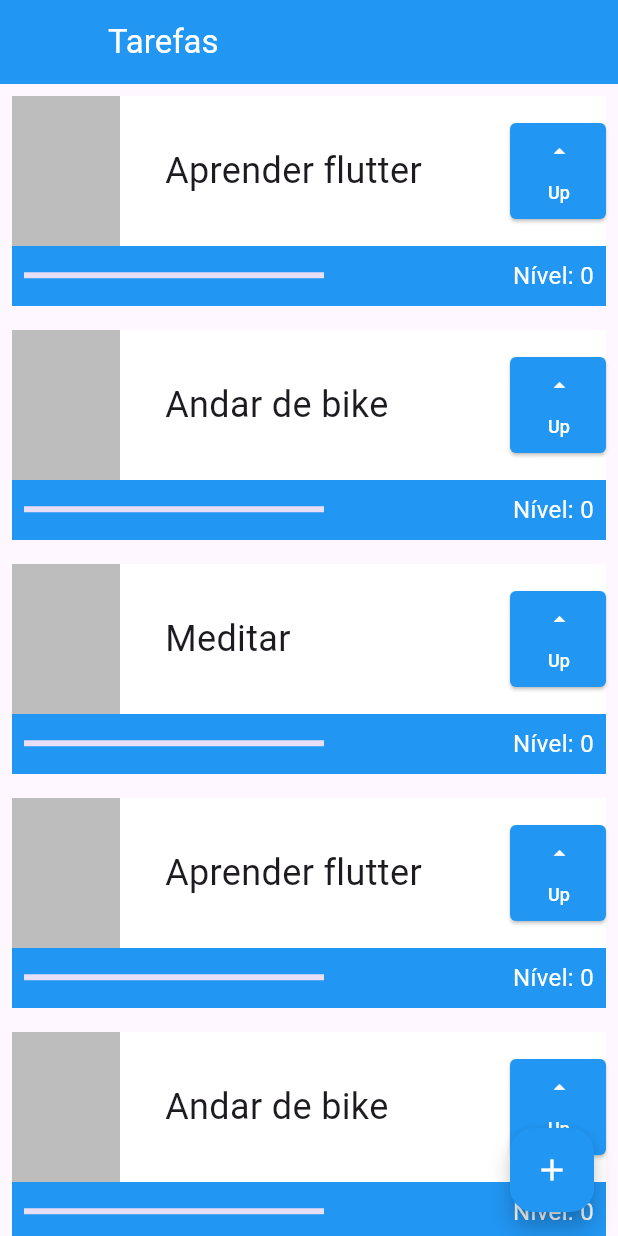
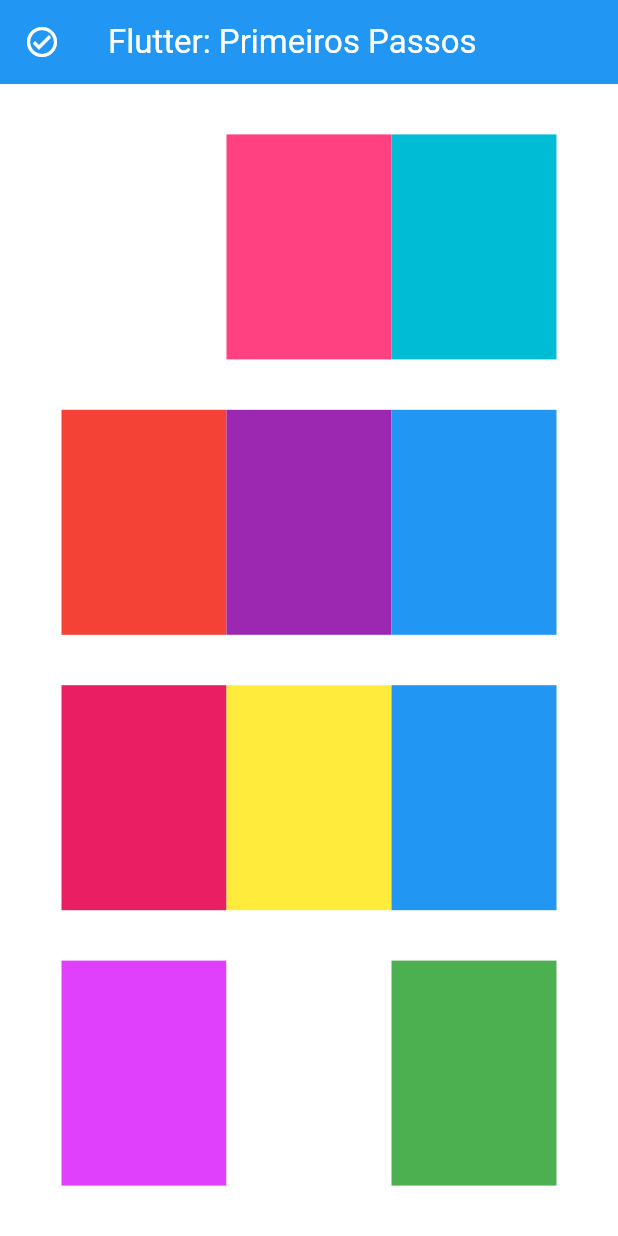
Before and after one commit to gustavojorge/Spring4, a Flutter app: the screen it shows after launch, on a phone screen of 412 x 824 dp. Run offline on Flutter 3.47's test engine with Material 3 defaults, Android fonts, the phone set to English and light mode, and no system bars.

Commit message:
finalizando atividade

```diff
--- a/lib/main.dart
+++ b/lib/main.dart
@@ -17,131 +17,73 @@ class MyApp extends StatelessWidget {
       ),
       home: Scaffold(
         appBar: AppBar(
-          leading: Container(),
-          title: Text("Tarefas", style: TextStyle(color: Colors.white),),
+          leading: Icon(Icons.check_circle_outline_outlined, color: Colors.white,),
+          title: Text(
+            "Flutter: Primeiros Passos",
+            style: TextStyle(color: Colors.white),
+          ),
           backgroundColor: Colors.blue,
         ),
-        body: ListView(
+        backgroundColor: Colors.white70,
+        body: Column(
+          mainAxisAlignment: MainAxisAlignment.spaceEvenly,
+          crossAxisAlignment: CrossAxisAlignment.start,
           children: [
-            Task("Aprender flutter"),
-            Task("Andar de bike"),
-            Task("Meditar"),
-            Task("Aprender flutter"),
-            Task("Andar de bike"),
-            Task("Meditar"),
-            Task("Aprender flutter"),
-            Task("Andar de bike"),
-            Task("Meditar"),
-          ],
-        ),
-        floatingActionButton: FloatingActionButton(onPressed: () {}, backgroundColor: Colors.blue, child: Icon(Icons.add, color: Colors.white),),
-      ),
-    );
-  }
-}
-
-class Task extends StatefulWidget {
-  final String nome;
-
-  const Task(this.nome, {super.key});
-
-  @override
-  State<Task> createState() => _TaskState();
-}
-
-class _TaskState extends State<Task> {
-  int nivel = 0;
-
-  @override
-  Widget build(BuildContext context) {
-    return Padding(
-      padding: const EdgeInsets.all(8.0),
-      child: Container(
-        color: Colors.black,
-        child: Stack(
-          children: [
-            Container(
-              color: Colors.blue,
-              height: 140,
+            Block(
+              Colors.white,
+              Colors.pinkAccent,
+              Colors.cyan,
             ),
-            Column(
-              children: [
-                Container(
-                  color: Colors.white,
-                  height: 100,
-                  child: Row(
-                    mainAxisAlignment: MainAxisAlignment.spaceBetween,
-                    children: [
-                      Container(
-                        color: Colors.black26,
-                        width: 72,
-                        height: 100,
-                      ),
-                      Container(
-                          width: 200,
-                          child: Text(
-                            widget.nome,
-                            style: TextStyle(
-                                fontSize: 24, overflow: TextOverflow.ellipsis),
-                          )),
-                      Container(
-                        height: 64,
-                        width: 64,
-                        child: ElevatedButton(
-                          onPressed: () {
-                            setState(() {
-                              nivel++;
-                            });
-                          },
-                          style: ElevatedButton.styleFrom(
-                            backgroundColor: Colors.blue,
-                            shape: RoundedRectangleBorder(
-                              borderRadius: BorderRadius.circular(4), // Remove as bordas arredondadas
-                            ),
-                          ),
-                          child: Column(
-                            mainAxisAlignment: MainAxisAlignment.spaceEvenly,
-                            crossAxisAlignment: CrossAxisAlignment.end,
-                            children: [
-                              Icon(
-                                Icons.arrow_drop_up,
-                                color: Colors.white,
-                              ),
-                              Text("Up", style: TextStyle(fontSize: 12, color: Colors.white),),
-                            ],
-                          ),
-                        ),
-                      )
-                    ],
-                  ),
-                ),
-                Row(
-                  mainAxisAlignment: MainAxisAlignment.spaceBetween,
-                  children: [
-                    Padding(
-                      padding: const EdgeInsets.all(8.0),
-                      child: Container(
-                        child: LinearProgressIndicator(
-                          color: Colors.white,
-                          value: nivel/10,
-                        ),
-                        width: 200,
-                      ),
-                    ),
-                    Padding(
-                      padding: const EdgeInsets.all(8.0),
-                      child: Text(
-                        "Nível: $nivel",
-                        style: TextStyle(fontSize: 16, color: Colors.white),
-                      ),
-                    ),
-                  ],
-                ),
-              ],
-            )
+            Block(
+              Colors.red,
+              Colors.purple,
+              Colors.blue,
+            ),
+            Block(
+              Colors.pink,
+              Colors.yellow,
+              Colors.blue,
+            ),
+            Block(
+              Colors.purpleAccent,
+              Colors.white,
+              Colors.green,
+            ),
           ],
         ),
       ),
     );
   }
 }
+
+class Block extends StatelessWidget {
+  final Color color1, color2, color3;
+
+  const Block(this.color1, this.color2, this.color3, {super.key});
+
+  @override
+  Widget build(BuildContext context) {
+    return Container(
+      child: Row(
+        mainAxisAlignment: MainAxisAlignment.center,
+        children: [
+          Container(
+            color: color1,
+            width: 110,
+            height: 150,
+          ),
+          Container(
+            color: color2,
+            width: 110,
+            height: 150,
+          ),
+          Container(
+            color: color3,
+            width: 110,
+            height: 150,
+          )
+        ],
+      ),
+    );
+  }
+}
```
